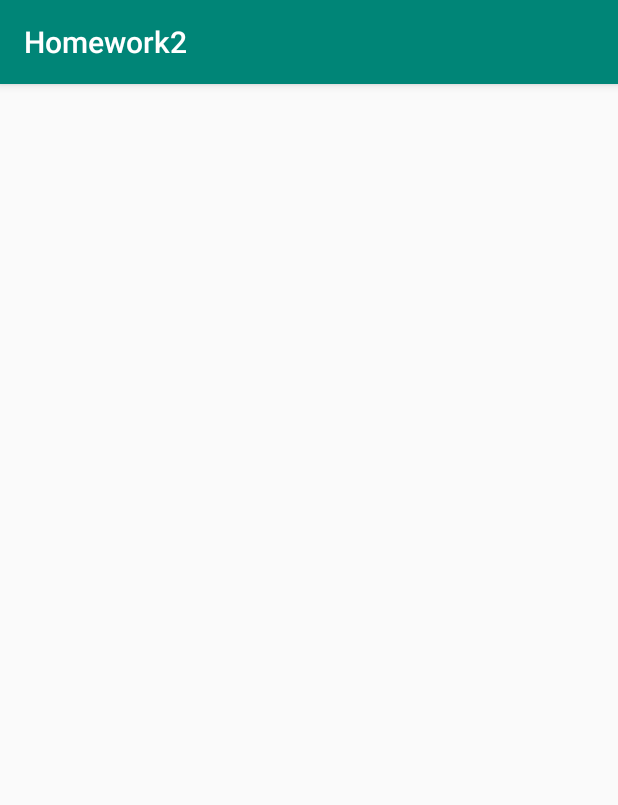
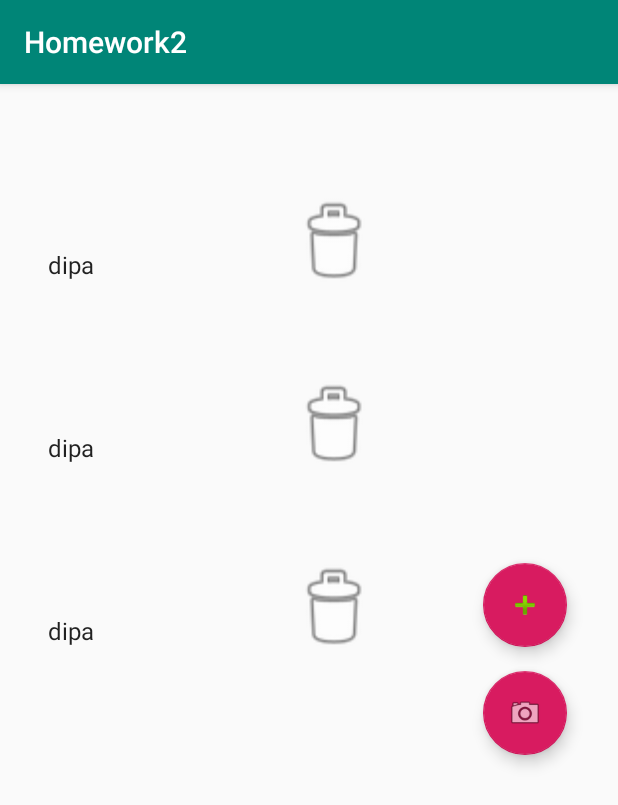
Before and after one commit to karbawona/Homework2, an Android app: the screen it shows after launch (MainActivity), on a phone screen of 412 x 824 dp. Shown: the top 805 px of the screen. Run offline under Robolectric (Android 15) with nearby library versions, the phone set to English and light mode, and no system bars.

Commit message:
added new music activity and fragments

```diff
--- a/app/build.gradle
+++ b/app/build.gradle
@@ -24,6 +24,7 @@ dependencies {
     implementation 'com.android.support.constraint:constraint-layout:1.1.3'
     implementation 'com.android.support:support-v4:28.0.0'
     implementation 'com.android.support:recyclerview-v7:28.0.0'
+    implementation 'com.android.support:design:28.0.0'
     testImplementation 'junit:junit:4.12'
     androidTestImplementation 'com.android.support.test:runner:1.0.2'
     androidTestImplementation 'com.android.support.test.espresso:espresso-core:3.0.2'
--- a/app/src/main/AndroidManifest.xml
+++ b/app/src/main/AndroidManifest.xml
@@ -9,6 +9,8 @@
         android:roundIcon="@mipmap/ic_launcher_round"
         android:supportsRtl="true"
         android:theme="@style/AppTheme">
+        <activity android:name=".AddMusicActivity"></activity>
+        <activity android:name=".TaskInfoActivity" />
         <activity android:name=".MainActivity">
             <intent-filter>
                 <action android:name="android.intent.action.MAIN" />
--- a/app/src/main/java/com/example/homework2/MainActivity.java
+++ b/app/src/main/java/com/example/homework2/MainActivity.java
@@ -1,13 +1,36 @@
 package com.example.homework2;
 
+import android.content.Intent;
 import android.support.v7.app.AppCompatActivity;
 import android.os.Bundle;
+import android.view.View;
 
-public class MainActivity extends AppCompatActivity {
+import com.example.homework2.task.TaskListContent;
+
+
+public class MainActivity extends AppCompatActivity implements TaskFragment.OnListFragmentInteractionListener {
+
+
+    private static final int ADD_BUTTON = 3;
 
     @Override
     protected void onCreate(Bundle savedInstanceState) {
         super.onCreate(savedInstanceState);
         setContentView(R.layout.activity_main);
     }
+
+    @Override
+    public void onListFragmentInteraction(TaskListContent.Task task, int position) {
+
+    }
+
+    @Override
+    public void onListFragmentLongClickInteraction(int position) {
+
+    }
+
+    public void addActivityRun(View view) {
+        Intent intent = new Intent(getApplicationContext(), AddMusicActivity.class);
+        startActivityForResult(intent, ADD_BUTTON);
+    }
 }
--- a/app/src/main/java/com/example/homework2/task/TaskListContent.java
+++ b/app/src/main/java/com/example/homework2/task/TaskListContent.java
@@ -13,7 +13,7 @@ public class TaskListContent {
 
     public static final Map<String, Task> ITEM_MAP = new HashMap<>();
 
-    private static final int COUNT = 5;
+    private static final int COUNT = 3;
 
     static {
         for (int i = 1; i <= COUNT; i++) {
@@ -27,7 +27,7 @@ public class TaskListContent {
     }
 
     private static TaskListContent.Task createItem(int position) {
-        return new TaskListContent.Task (String.valueOf(position), "Item " + position, makeDetails(position), "smth");
+        return new TaskListContent.Task (String.valueOf(position), "Item " + position, "dipa", "smth");
     }
 
     private static String makeDetails(int position) {
--- a/app/src/main/res/layout/activity_main.xml
+++ b/app/src/main/res/layout/activity_main.xml
@@ -1,23 +1,47 @@
 <?xml version="1.0" encoding="utf-8"?>
-<android.support.constraint.ConstraintLayout xmlns:android="http://schemas.android.com/apk/res/android"
+<android.support.constraint.ConstraintLayout
+    xmlns:android="http://schemas.android.com/apk/res/android"
     xmlns:app="http://schemas.android.com/apk/res-auto"
+
     xmlns:tools="http://schemas.android.com/tools"
     android:layout_width="match_parent"
     android:layout_height="match_parent"
     tools:context=".MainActivity">
 
-    <android.support.constraint.ConstraintLayout
-        android:layout_width="395dp"
-        android:layout_height="715dp"
-        tools:layout_editor_absoluteX="8dp"
-        tools:layout_editor_absoluteY="8dp">
+    <fragment
+        android:id="@+id/taskFragment"
+        android:name="com.example.homework2.TaskFragment"
+        android:layout_width="306dp"
+        android:layout_height="610dp"
+        android:layout_margin="16dp"
+        app:layout_constraintBottom_toBottomOf="parent"
+        app:layout_constraintEnd_toEndOf="parent"
+        app:layout_constraintHorizontal_bias="0.0"
+        app:layout_constraintStart_toStartOf="parent"
+        app:layout_constraintTop_toTopOf="parent"
+        app:layout_constraintVertical_bias="0.457"
+        tools:layout="@layout/fragment_task_list" />
 
-        <fragment
-            android:id="@+id/fragment3"
-            android:name="com.example.homework2.TaskFragment"
-            android:layout_width="wrap_content"
-            android:layout_height="wrap_content"
-            tools:layout_editor_absoluteX="39dp"
-            tools:layout_editor_absoluteY="75dp" />
-    </android.support.constraint.ConstraintLayout>
+    <android.support.design.widget.FloatingActionButton
+        android:id="@+id/floatingActionButtonAdd"
+        android:layout_width="wrap_content"
+        android:layout_height="wrap_content"
+        android:layout_marginTop="319dp"
+        android:clickable="true"
+        android:onClick="addActivityRun"
+        app:layout_constraintStart_toEndOf="@+id/taskFragment"
+        app:layout_constraintTop_toTopOf="parent"
+        app:srcCompat="@android:drawable/ic_input_add" />
+
+    <android.support.design.widget.FloatingActionButton
+        android:id="@+id/floatingActionButtonCamera"
+        android:layout_width="wrap_content"
+        android:layout_height="wrap_content"
+        android:layout_marginTop="16dp"
+        android:clickable="true"
+        app:layout_constraintStart_toEndOf="@+id/taskFragment"
+        app:layout_constraintTop_toBottomOf="@+id/floatingActionButtonAdd"
+        app:srcCompat="@android:drawable/ic_menu_camera" />
+
+
 </android.support.constraint.ConstraintLayout>
--- a/app/src/main/res/layout/fragment_task.xml
+++ b/app/src/main/res/layout/fragment_task.xml
@@ -7,31 +7,46 @@
     android:orientation="horizontal">
 
     <TextView
-        android:id="@+id/item_number"
+        android:id="@+id/textView"
         android:layout_width="wrap_content"
         android:layout_height="wrap_content"
         android:layout_margin="@dimen/text_margin"
-        android:textAppearance="?attr/textAppearanceListItem" />
-
-    <TextView
-        android:id="@+id/content"
-        android:layout_width="wrap_content"
-        android:layout_height="wrap_content"
-        android:layout_margin="@dimen/text_margin"
-        android:textAppearance="?attr/textAppearanceListItem" />
+        android:layout_marginBottom="8dp"
+        android:textAppearance="?attr/textAppearanceListItem"
+        app:layout_constraintBottom_toBottomOf="parent"
+        app:layout_constraintEnd_toEndOf="parent"
+        app:layout_constraintStart_toEndOf="@+id/guideline"
+        app:layout_constraintTop_toTopOf="parent"
+        tools:text="@tools:sample/date/ddmmyy"/>
 
     <ImageView
         android:id="@+id/imageView"
+        android:layout_width="80dp"
+        android:layout_height="90dp"
+        android:layout_margin="@dimen/text_margin"
+        android:scaleType="center"
+        app:layout_constraintBottom_toBottomOf="parent"
+        app:layout_constraintEnd_toStartOf="@+id/guideline"
+        app:layout_constraintStart_toStartOf="parent"
+        app:layout_constraintTop_toTopOf="parent"
+        tools:srcCompat="@tools:sample/avatars" />
+
+    <android.support.constraint.Guideline
+        android:id="@+id/guideline"
         android:layout_width="wrap_content"
         android:layout_height="wrap_content"
+        android:orientation="vertical"
+        app:layout_constraintEnd_toEndOf="parent"
+        app:layout_constraintGuide_percent="0.25"
+        app:layout_constraintHorizontal_bias="0.5"
+        app:layout_constraintStart_toStartOf="parent" />
+
+    <Button
+        android:id="@+id/buttonDelete"
+        android:layout_width="63dp"
+        android:layout_height="64dp"
         android:layout_weight="1"
-        tools:srcCompat="@tools:sample/avatars" />
+        android:background="@android:drawable/ic_menu_delete" />
 
-    <TextView
-        android:id="@+id/textView"
-        android:layout_width="wrap_content"
-        android:layout_height="wrap_content"
-        android:layout_weight="1"
-        android:text="TextView" />
 
 </LinearLayout>
--- a/app/src/main/res/values/strings.xml
+++ b/app/src/main/res/values/strings.xml
@@ -1,3 +1,6 @@
 <resources>
     <string name="app_name">Homework2</string>
+
+    <!-- TODO: Remove or change this placeholder text -->
+    <string name="hello_blank_fragment">Hello blank fragment</string>
 </resources>
```
Also changed, not shown: app/src/main/java/com/example/homework2/AddMusicActivity.java (added, +20 -0 lines), app/src/main/java/com/example/homework2/AddMusicFragment.java (added, +108 -0 lines), app/src/main/java/com/example/homework2/TaskInfoActivity.java (added, +13 -0 lines), app/src/main/res/layout/activity_add_music.xml (added, +25 -0 lines), app/src/main/res/layout/activity_task_info.xml (added, +9 -0 lines), app/src/main/res/layout/fragment_add_music.xml (added, +48 -0 lines).
